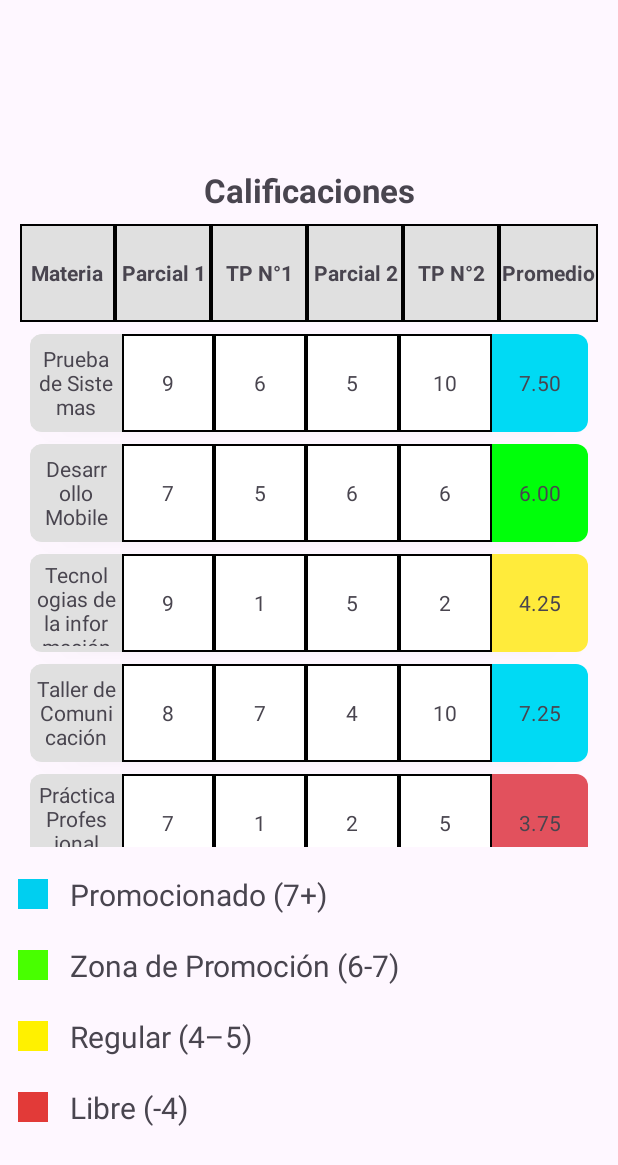
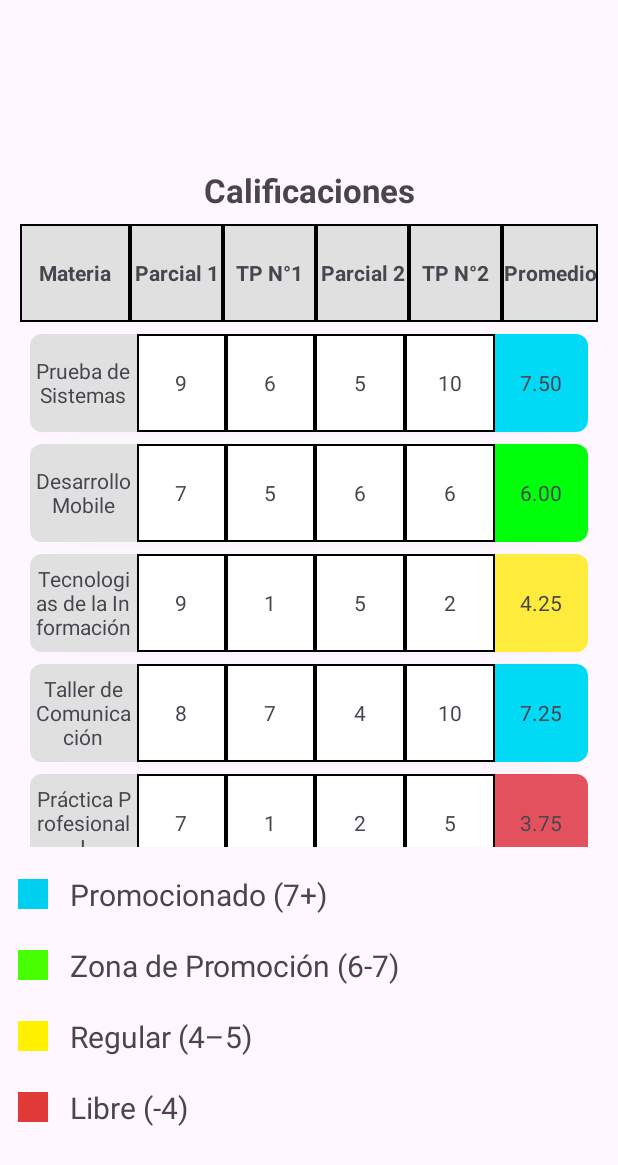
Before and after one commit to Hexagan/iStudent, an Android app: the fragment CalificacionesFragment placed in its activity, on a phone screen of 412 x 824 dp. Shown: the top 1165 px of the screen. Run offline under Robolectric (Android 15) with nearby library versions, the phone set to English and light mode, and no system bars.

Commit message:
new commit

```diff
--- a/app/src/main/java/ar/com/ifts18/istudent/CalificacionesFragment.kt
+++ b/app/src/main/java/ar/com/ifts18/istudent/CalificacionesFragment.kt
@@ -33,7 +33,7 @@ class CalificacionesFragment : Fragment(R.layout.fragment_calificaciones) { //
         val dummyData = listOf( //
             Calificacion("Prueba de Sistemas", 9, 6, 5, 10, 7.5), //
             Calificacion("Desarrollo Mobile", 7, 5, 6, 6, 6.0), //
-            Calificacion("Tecnologias de la información", 9, 1, 5, 2, 4.25), //
+            Calificacion("Tecnologias de la Información", 9, 1, 5, 2, 4.25), //
             Calificacion("Taller de Comunicación", 8, 7, 4, 10, 7.25), //
             Calificacion("Práctica Profesional I", 7, 1, 2, 5, 3.75) // Ejemplo con promedio bajo para probar color "Libre"
         )
--- a/app/src/main/res/layout/fragment_calificaciones.xml
+++ b/app/src/main/res/layout/fragment_calificaciones.xml
@@ -32,7 +32,7 @@
         android:background="@color/gris_claro">
 
         <TextView
-            android:layout_width="8dp"
+            android:layout_width="20dp"
             android:layout_height="65dp"
             android:layout_weight="1"
             android:text="Materia"
@@ -92,8 +92,8 @@
         android:layout_width="match_parent"
         android:layout_height="0dp"
         android:layout_weight="1"
+        android:clipToPadding="false"
         android:paddingVertical="4dp"
-        android:clipToPadding="false"
         app:layoutManager="androidx.recyclerview.widget.LinearLayoutManager"
         tools:listitem="@layout/item_calification_row" />
 
--- a/app/src/main/res/layout/item_calification_row.xml
+++ b/app/src/main/res/layout/item_calification_row.xml
@@ -19,7 +19,7 @@
         android:padding="0dp">
     <TextView
         android:id="@+id/materia"
-        android:layout_width="8dp"
+        android:layout_width="20dp"
         android:layout_height="65dp"
         android:layout_weight="1"
         android:gravity="center"
```
